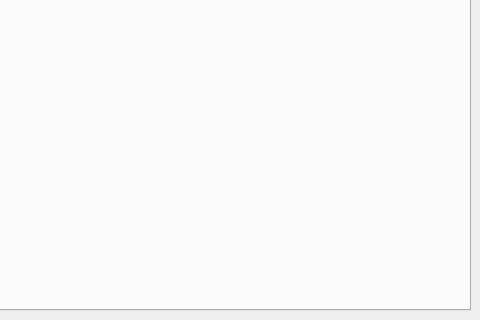
heidikrisse/ProductionLineUi, file production_line_ui/mainwindow.ui: the form before one commit; both pictures show x 138 to 618 and y 172 to 492 of the 618 by 492 pixel window.
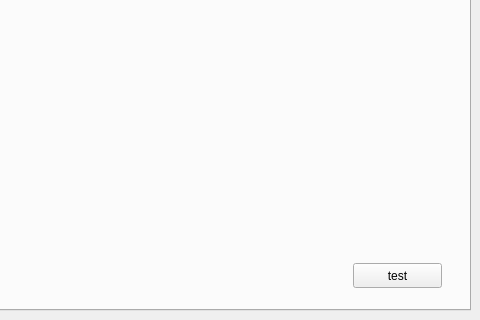
The form after the commit. Icons and pictures are not drawn.

Patch:
```diff
--- a/production_line_ui/mainwindow.ui
+++ b/production_line_ui/mainwindow.ui
@@ -6,7 +6,7 @@
    <rect>
     <x>0</x>
     <y>0</y>
-    <width>617</width>
+    <width>618</width>
     <height>492</height>
    </rect>
   </property>
@@ -41,6 +41,19 @@
        <attribute name="title">
         <string>Analytics</string>
        </attribute>
+       <widget class="QPushButton" name="pushButton">
+        <property name="geometry">
+         <rect>
+          <x>480</x>
+          <y>400</y>
+          <width>89</width>
+          <height>25</height>
+         </rect>
+        </property>
+        <property name="text">
+         <string>test</string>
+        </property>
+       </widget>
       </widget>
      </widget>
     </item>
```
Left out of the diff: 6 changed lines with no effect on the pictures.
